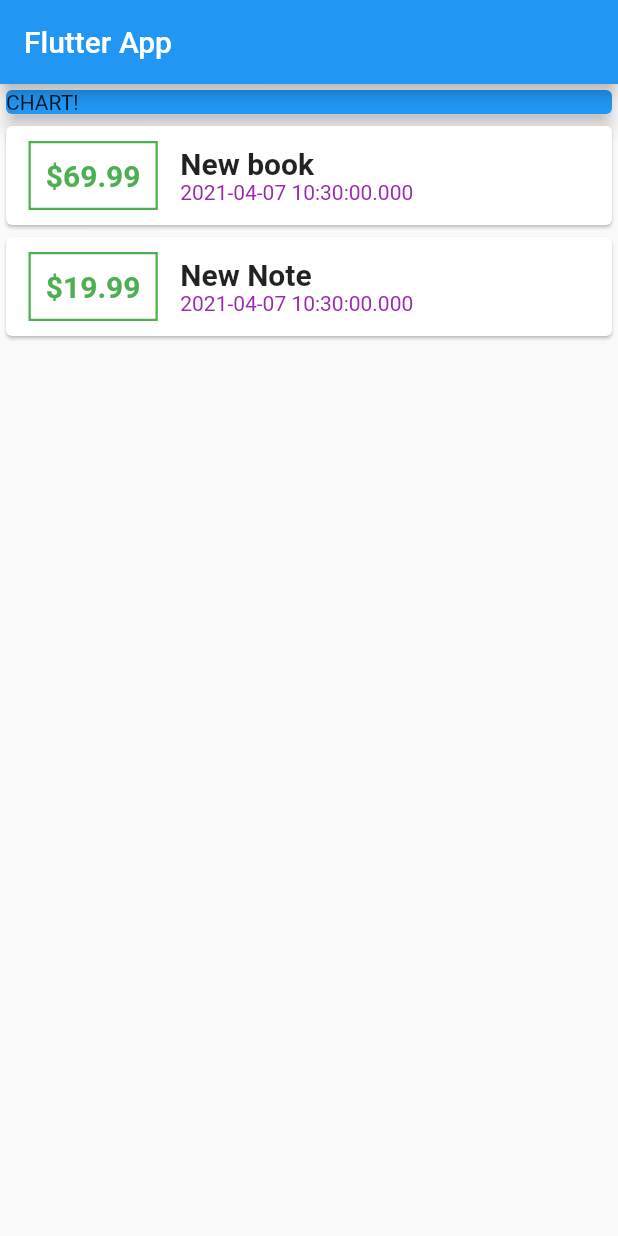
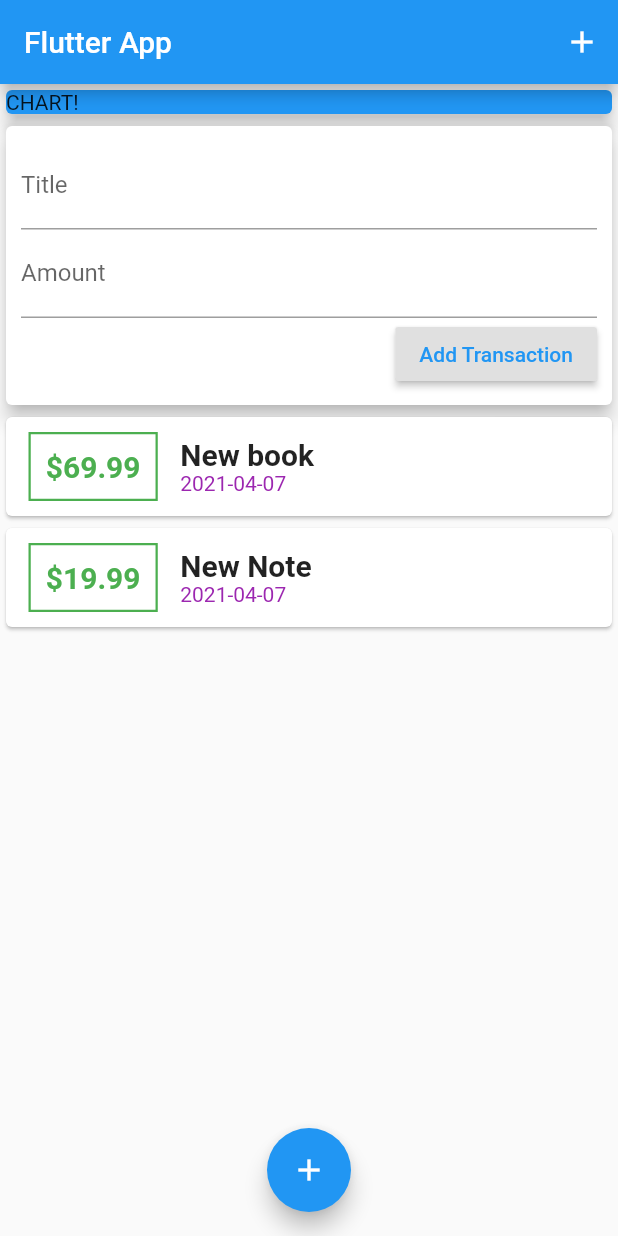
Before and after one commit to taitranomi/expenses-flutter, a Flutter app: the screen it shows after launch, on a phone screen of 412 x 824 dp. Run offline on Flutter 3.47's test engine with Material 2 defaults, Android fonts, the phone set to English and light mode, and no system bars.

Commit message:
afternoon 7/4/2021

```diff
--- a/lib/main.dart
+++ b/lib/main.dart
@@ -1,5 +1,5 @@
-import 'package:expenses_flutter/transaction.dart';
 import 'package:flutter/material.dart';
+import 'package:expenses_flutter/widgets/user_transaction.dart';
 
 void main() {
   runApp(MyApp());
@@ -16,20 +16,19 @@ class MyApp extends StatelessWidget {
 }
 
 class MyHomePage extends StatelessWidget {
-  final List<Transaction> transactions = [
-    Transaction(
-        id: 'A123', title: 'New book', amount: 69.99, date: DateTime.now()),
-    Transaction(
-        id: 'A124', title: 'New Note', amount: 19.99, date: DateTime.now()),
-  ];
-
   @override
   Widget build(BuildContext context) {
     return Scaffold(
       appBar: AppBar(
         title: Text('Flutter App'),
+        actions: <Widget>[
+          IconButton(
+            icon: Icon(Icons.add),
+            onPressed: () {})
+        ],
       ),
-      body: Column(
+      body: SingleChildScrollView(
+        child: Column(
           mainAxisAlignment: MainAxisAlignment.start,
           crossAxisAlignment: CrossAxisAlignment.stretch,
           children: <Widget>[
@@ -41,41 +40,14 @@ class MyHomePage extends StatelessWidget {
                 elevation: 5,
               ),
             ),
-          Column(
-              children: transactions.map((tx) {
-            return Card(
-              child: Row(
-                children: <Widget>[
-                  Container(
-                    margin: EdgeInsets.symmetric(vertical: 10, horizontal: 15),
-                    decoration: BoxDecoration(border: Border.all(color: Colors.green, width: 1.5)),
-                    padding: EdgeInsets.all(10),
-                    child: Text(
-                      '\$${tx.amount}',
-                      style: TextStyle(
-                        fontWeight: FontWeight.bold,
-                        fontSize: 20,
-                        color: Colors.green
-                      )
+            UserTransactions(),
+          ],
         ),
       ),
-                  Column(
-                    crossAxisAlignment: CrossAxisAlignment.start,
-                    children: <Widget>[
-                    Text(
-                      tx.title,
-                      style: TextStyle(fontSize: 20, fontWeight: FontWeight.bold)
-                    ),
-                    Text(
-                      tx.date.toString(),
-                      style: TextStyle(color: Colors.purple)
-                    ),
-                  ])
-                ],
-              ),
-            );
-          }).toList()),
-        ],
+      floatingActionButtonLocation: FloatingActionButtonLocation.centerFloat,
+      floatingActionButton: FloatingActionButton(
+        child: Icon(Icons.add),
+        onPressed: () {}
       ),
     );
   }
--- /dev/null
+++ b/lib/widgets/new_transaction.dart
@@ -0,0 +1,57 @@
+import 'package:flutter/material.dart';
+
+class NewTransaction extends StatelessWidget {
+  final Function addTx;
+  final titleController = TextEditingController();
+  final amountController = TextEditingController();
+
+  NewTransaction(this.addTx);
+
+  void submitData() {
+    final enteredTitle = titleController.text;
+    final enteredAmount = double.parse(amountController.text);
+
+    if (enteredTitle.isEmpty || enteredAmount <= 0) {
+      return;
+    }
+
+    addTx(enteredTitle, enteredAmount);
+  }
+
+  @override
+  Widget build(BuildContext context) {
+    return Card(
+      elevation: 5,
+      child: Container(
+        padding: EdgeInsets.all(10),
+        child: Column(
+          crossAxisAlignment: CrossAxisAlignment.end,
+          children: <Widget>[
+            TextField(
+              decoration: InputDecoration(labelText: 'Title'),
+              // onChanged: (val) {
+              //   titleInput = val;
+              // },
+              controller: titleController,
+              onSubmitted: (_) => submitData(),
+            ),
+            TextField(
+              decoration: InputDecoration(labelText: 'Amount'),
+              // onChanged: (val) {
+              //   amountInput = val;
+              // },
+              controller: amountController,
+              keyboardType: TextInputType.numberWithOptions(decimal: true),
+              onSubmitted: (_) => submitData(),
+            ),
+            RaisedButton(
+              child: Text('Add Transaction'),
+              textColor: Colors.blue,
+              onPressed: submitData,
+            )
+          ],
+        ),
+      ),
+    );
+  }
+}
--- /dev/null
+++ b/lib/widgets/transaction_list.dart
@@ -0,0 +1,49 @@
+import 'package:flutter/material.dart';
+import 'package:intl/intl.dart';
+import '../models/transaction.dart';
+
+class TransactionList extends StatelessWidget {
+  final List<Transaction> transactions;
+
+  TransactionList(this.transactions);
+
+  @override
+  Widget build(BuildContext context) {
+    return Container(
+      height: 300,
+
+      child: ListView.builder(
+        itemBuilder: (ctx, index) {
+          return Card(
+            child: Row(
+              children: <Widget>[
+                Container(
+                  margin: EdgeInsets.symmetric(vertical: 10, horizontal: 15),
+                  decoration: BoxDecoration(
+                      border: Border.all(color: Colors.green, width: 1.5)),
+                  padding: EdgeInsets.all(10),
+                  child: Text('\$${transactions[index].amount.toStringAsFixed(2)}',
+                      style: TextStyle(
+                          fontWeight: FontWeight.bold,
+                          fontSize: 20,
+                          color: Colors.green)),
+                ),
+                Column(
+                    crossAxisAlignment: CrossAxisAlignment.start,
+                    children: <Widget>[
+                      Text(transactions[index].title,
+                          style: TextStyle(
+                              fontSize: 20, fontWeight: FontWeight.bold)),
+                      Text(DateFormat('yyyy-MM-dd').format(transactions[index].date),
+                          style: TextStyle(color: Colors.purple)),
+                    ])
+              ],
+            ),
+          );
+        },
+        itemCount: transactions.length,
+      ),
+
+    );
+  }
+}
--- /dev/null
+++ b/lib/widgets/user_transaction.dart
@@ -0,0 +1,42 @@
+import 'dart:math';
+
+import 'package:expenses_flutter/widgets/transaction_list.dart';
+import 'package:expenses_flutter/widgets/new_transaction.dart';
+import '../models/transaction.dart';
+import 'package:flutter/material.dart';
+
+class UserTransactions extends StatefulWidget {
+  @override
+  _UserTransactionState createState() => _UserTransactionState();
+}
+
+class _UserTransactionState extends State<UserTransactions> {
+  final List<Transaction> _userTransactions = [
+    Transaction(
+        id: 'A123', title: 'New book', amount: 69.99, date: DateTime.now()),
+    Transaction(
+        id: 'A124', title: 'New Note', amount: 19.99, date: DateTime.now()),
+  ];
+
+  void _addNewTransaction(String txTitle, double txAmount) {
+    final newTx = Transaction(
+        title: txTitle,
+        amount: txAmount,
+        date: DateTime.now(),
+        id: new Random().toString());
+
+    setState(() {
+      _userTransactions.add(newTx);
+    });
+  }
+
+  @override
+  Widget build(BuildContext context) {
+    return Column(
+      children: <Widget>[
+        NewTransaction(_addNewTransaction),
+        TransactionList(_userTransactions),
+      ],
+    );
+  }
+}
--- a/pubspec.yaml
+++ b/pubspec.yaml
@@ -23,6 +23,7 @@ environment:
 dependencies:
   flutter:
     sdk: flutter
+  intl: ^0.17.0
 
 
   # The following adds the Cupertino Icons font to your application.
```
Also changed, not shown: lib/models/transaction.dart (renamed from lib/transaction.dart), pubspec.lock. Lines whose indentation alone changed are shown as unchanged.
